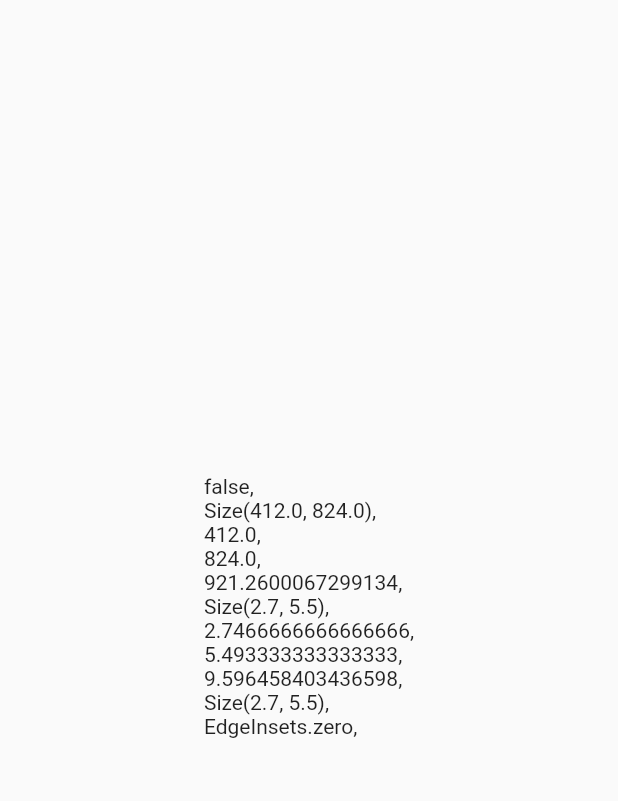
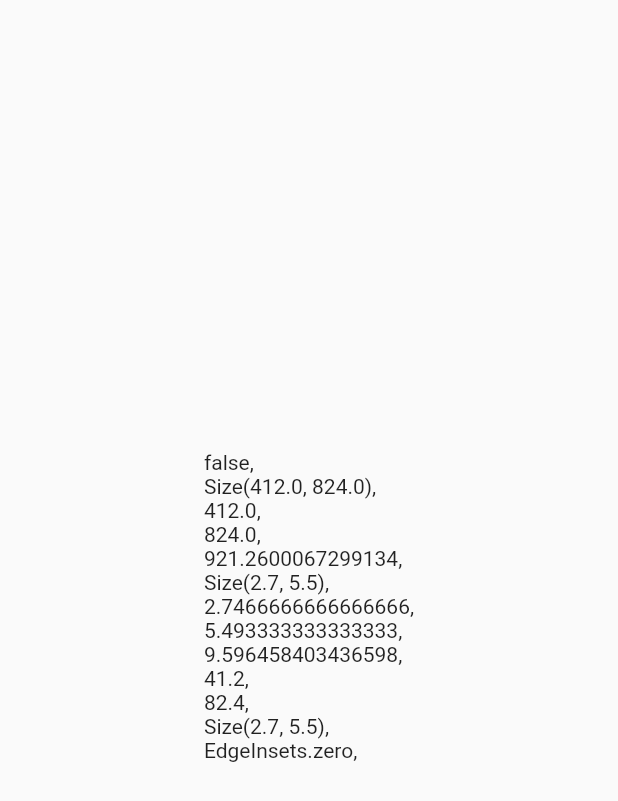
Before and after one commit to gskinnerTeam/flutter-sized-context, a Flutter app: the screen it shows after launch, on a phone screen of 412 x 824 dp. Shown: the top 801 px of the screen. Run offline on Flutter 3.47's test engine with Material 2 defaults, Android fonts, the phone set to English and light mode, and no system bars; our stand-ins replace universal_platform.

```diff
--- a/example/lib/main.dart
+++ b/example/lib/main.dart
@@ -22,6 +22,8 @@ class Demo extends StatelessWidget {
         "${context.widthInches},\n"
         "${context.heightInches},\n"
         "${context.diagonalInches},\n"
+        "${context.widthPct(.1)},\n"
+        "${context.heightPct(.1)},\n"
         "${context.sizeInches},\n"
         "${context.mq.padding},\n",
       )),
```
